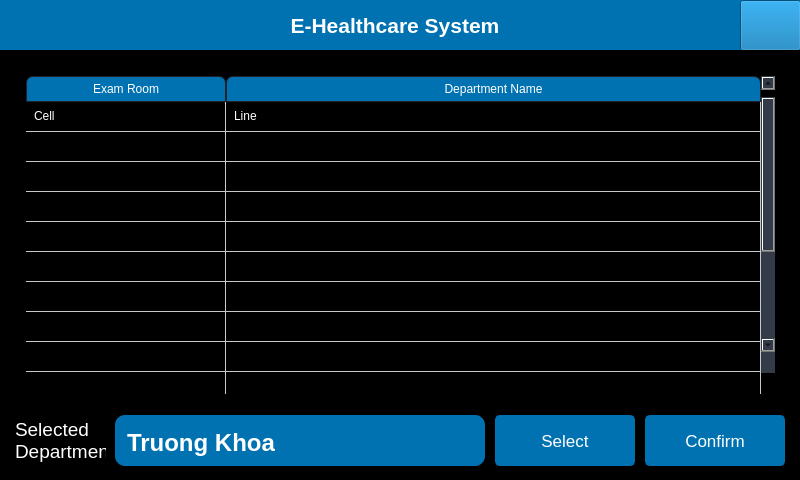
Before: the Qt Designer form gui/form.ui in truongkhoa1799/E-Healthcare-System, drawn with Qt 5.
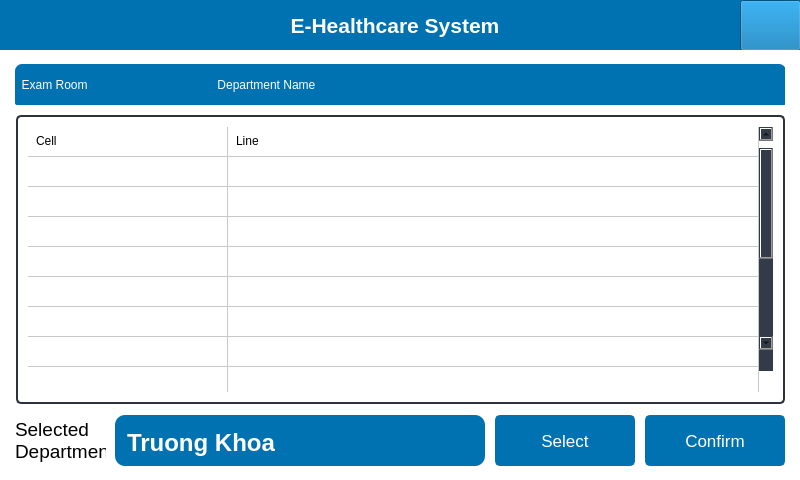
After: the same form once the commit is applied. Icons and pictures are not drawn.

Diff of the .ui file:
```diff
--- a/gui/form.ui
+++ b/gui/form.ui
@@ -212,7 +212,7 @@
     </rect>
    </property>
    <property name="styleSheet">
-    <string notr="true">background-color: rgb(0, 0, 0);</string>
+    <string notr="true">background-color: rgb(255, 255, 255);</string>
    </property>
    <property name="frameShape">
     <enum>QFrame::NoFrame</enum>
@@ -2279,7 +2279,7 @@
          </font>
         </property>
         <property name="styleSheet">
-         <string notr="true">color: rgb(255, 255, 255);</string>
+         <string notr="true">color: rgb(0, 0, 0);</string>
         </property>
         <property name="text">
          <string>Selected
@@ -2342,9 +2342,9 @@
         <property name="geometry">
          <rect>
           <x>10</x>
-          <y>10</y>
+          <y>59</y>
           <width>771</width>
-          <height>340</height>
+          <height>291</height>
          </rect>
         </property>
         <property name="minimumSize">
@@ -2440,7 +2440,7 @@
                 </color>
                </brush>
               </colorrole>
-              <!-- <colorrole role="PlaceholderText">
+              <colorrole role="PlaceholderText">
                <brush brushstyle="NoBrush">
                 <color alpha="128">
                  <red>210</red>
@@ -2448,7 +2448,7 @@
                  <blue>210</blue>
                 </color>
                </brush>
-              </colorrole> -->
+              </colorrole>
              </active>
              <inactive>
               <colorrole role="WindowText">
@@ -2505,7 +2505,7 @@
                 </color>
                </brush>
               </colorrole>
-              <!-- <colorrole role="PlaceholderText">
+              <colorrole role="PlaceholderText">
                <brush brushstyle="NoBrush">
                 <color alpha="128">
                  <red>210</red>
@@ -2513,7 +2513,7 @@
                  <blue>210</blue>
                 </color>
                </brush>
-              </colorrole> -->
+              </colorrole>
              </inactive>
              <disabled>
               <colorrole role="WindowText">
@@ -2570,7 +2570,7 @@
                 </color>
                </brush>
               </colorrole>
-              <!-- <colorrole role="PlaceholderText">
+              <colorrole role="PlaceholderText">
                <brush brushstyle="NoBrush">
                 <color alpha="128">
                  <red>210</red>
@@ -2578,7 +2578,7 @@
                  <blue>210</blue>
                 </color>
                </brush>
-              </colorrole> -->
+              </colorrole>
              </disabled>
             </palette>
            </property>
@@ -2588,14 +2588,14 @@
 	padding: 10px;
 	border-radius: 5px;
 	gridline-color: rgb(198, 201, 201);
-	border-bottom: px solid rgb(44, 49, 60);
+	border: 2px solid rgb(44, 49, 60);
 }
 QTableWidget::item{
 	border-color: rgb(44, 49, 60);
 	padding-left: 5px;
 	padding-right: 5px;
 	gridline-color: rgb(44, 49, 60);
-	color: rgb(255, 255, 255);
+	color: rgb(0, 0, 0);
 }
 QTableWidget::item:selected{
 	background-color: rgb(85, 170, 255);
@@ -2673,7 +2673,7 @@
             <bool>false</bool>
            </property>
            <attribute name="horizontalHeaderVisible">
-            <bool>true</bool>
+            <bool>false</bool>
            </attribute>
            <attribute name="horizontalHeaderCascadingSectionResizes">
             <bool>false</bool>
@@ -2815,6 +2815,52 @@
          </item>
         </layout>
        </widget>
+       <widget class="QFrame" name="frame_top_btns_2">
+        <property name="geometry">
+         <rect>
+          <x>10</x>
+          <y>9</y>
+          <width>770</width>
+          <height>41</height>
+         </rect>
+        </property>
+        <property name="maximumSize">
+         <size>
+          <width>16777215</width>
+          <height>50</height>
+         </size>
+        </property>
+        <property name="styleSheet">
+         <string notr="true">background-color: transparent;</string>
+        </property>
+        <property name="frameShape">
+         <enum>QFrame::NoFrame</enum>
+        </property>
+        <property name="frameShadow">
+         <enum>QFrame::Raised</enum>
+        </property>
+        <widget class="QLabel" name="label_7">
+         <property name="geometry">
+          <rect>
+           <x>0</x>
+           <y>0</y>
+           <width>771</width>
+           <height>41</height>
+          </rect>
+         </property>
+         <property name="styleSheet">
+          <string notr="true">background-color: rgb(0, 114, 177);
+border-top-left-radius: 7px;
+border-top-right-radius: 7px;
+border-bottom-left-radius: 2px;
+border-bottom-right-radius: 2px;
+color: rgb(255, 255, 255)</string>
+         </property>
+         <property name="text">
+          <string>  Exam Room                                       Department Name</string>
+         </property>
+        </widget>
+       </widget>
       </widget>
      </widget>
     </item>
```
